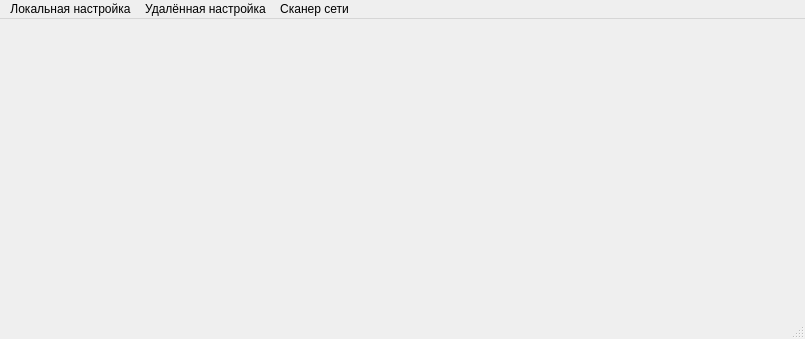
Above: adminka/qt/MainWindow.ui from dreadsolnce/currentProjects before the change. Below: the same form after it.
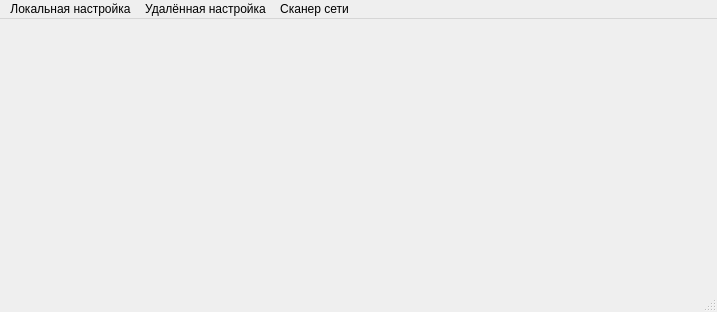
That is the form after the change. Icons and pictures are not drawn.

The edit to the form file:
```diff
--- a/adminka/qt/MainWindow.ui
+++ b/adminka/qt/MainWindow.ui
@@ -6,8 +6,8 @@
    <rect>
     <x>0</x>
     <y>0</y>
-    <width>805</width>
-    <height>339</height>
+    <width>717</width>
+    <height>312</height>
    </rect>
   </property>
   <property name="contextMenuPolicy">
@@ -33,8 +33,8 @@
     <rect>
      <x>0</x>
      <y>0</y>
-     <width>805</width>
-     <height>24</height>
+     <width>717</width>
+     <height>22</height>
     </rect>
    </property>
    <widget class="QMenu" name="menu_LocalSettings">
```
Left out of the diff: 27 changed lines with no effect on the pictures.
